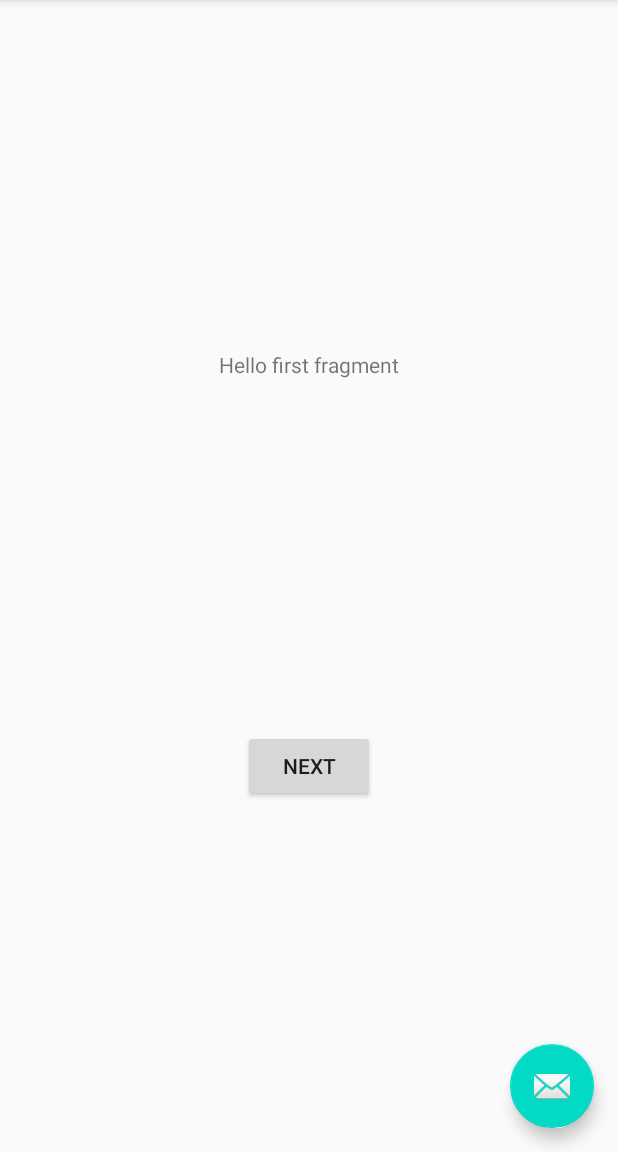
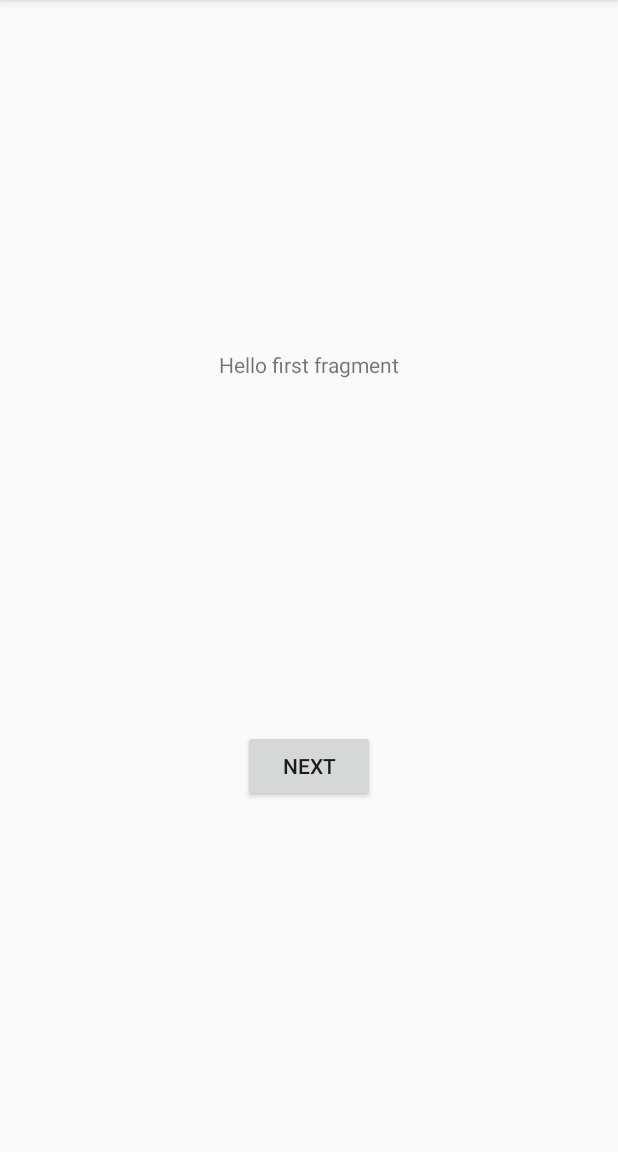
Before and after one commit to proenix/us2pum, an Android app: the screen it shows after launch (MainActivity), on a phone screen of 412 x 824 dp, the part 84-1236 px from its top. Run offline under Robolectric (Android 15) with nearby library versions, the light colour scheme and no system bars.

Commit message:
Menu about,

```diff
--- a/lab6lang/app/src/main/res/layout/activity_main.xml
+++ b/lab6lang/app/src/main/res/layout/activity_main.xml
@@ -2,6 +2,7 @@
 <androidx.coordinatorlayout.widget.CoordinatorLayout xmlns:android="http://schemas.android.com/apk/res/android"
     xmlns:app="http://schemas.android.com/apk/res-auto"
     xmlns:tools="http://schemas.android.com/tools"
+    android:id="@+id/mainActivity"
     android:layout_width="match_parent"
     android:layout_height="match_parent"
     tools:context=".MainActivity">
@@ -22,12 +23,4 @@
 
     <include layout="@layout/content_main" />
 
-    <com.google.android.material.floatingactionbutton.FloatingActionButton
-        android:id="@+id/fab"
-        android:layout_width="wrap_content"
-        android:layout_height="wrap_content"
-        android:layout_gravity="bottom|end"
-        android:layout_margin="@dimen/fab_margin"
-        app:srcCompat="@android:drawable/ic_dialog_email" />
-
 </androidx.coordinatorlayout.widget.CoordinatorLayout>
--- a/lab6lang/app/src/main/res/menu/menu_main.xml
+++ b/lab6lang/app/src/main/res/menu/menu_main.xml
@@ -3,8 +3,8 @@
     xmlns:tools="http://schemas.android.com/tools"
     tools:context="pl.proenix.android.us2pum.lab6lang.MainActivity">
     <item
-        android:id="@+id/action_settings"
+        android:id="@+id/action_about"
         android:orderInCategory="100"
-        android:title="@string/action_settings"
+        android:title="@string/About"
         app:showAsAction="never" />
 </menu>
--- a/lab6lang/app/src/main/res/values/strings.xml
+++ b/lab6lang/app/src/main/res/values/strings.xml
@@ -9,4 +9,9 @@
 
     <string name="hello_first_fragment">Hello first fragment</string>
     <string name="hello_second_fragment">Hello second fragment. Arg: %1$s</string>
+    <string name="About">About</string>
+    <string name="app_about">About Application</string>
+    <string name="app_description">Lorem ipsum dolor sit amet, consectetur adipiscing elit. Aliquam condimentum efficitur tincidunt.\nInteger suscipit leo eu suscipit rutrum. Ut at rutrum mauris. Maecenas nec dapibus urna, id egestas nisl. </string>
+    <string name="app_author">Author: Piotr Trzepacz</string>
+    <string name="app_version">Version: 0.0.1</string>
 </resources>
```
Also changed, not shown: lab6lang/app/src/main/java/pl/proenix/android/us2pum/lab6lang/MainActivity.java (+37 -14 lines), lab6lang/app/src/main/res/layout/popup_about_app.xml (added, +50 -0 lines).
